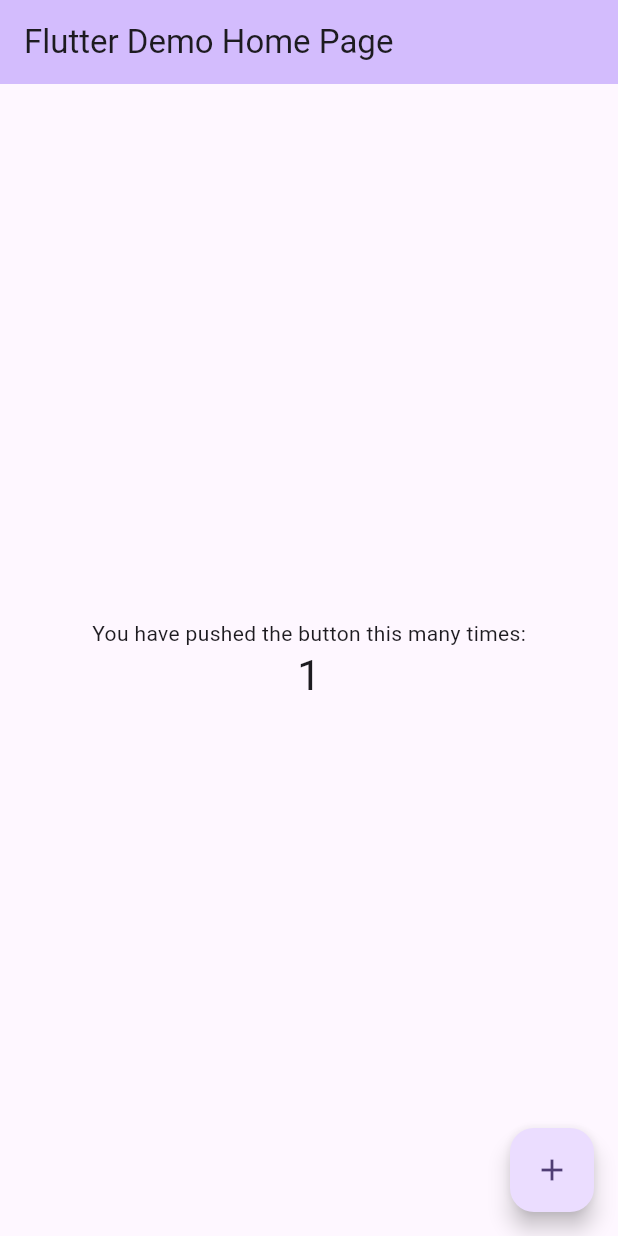
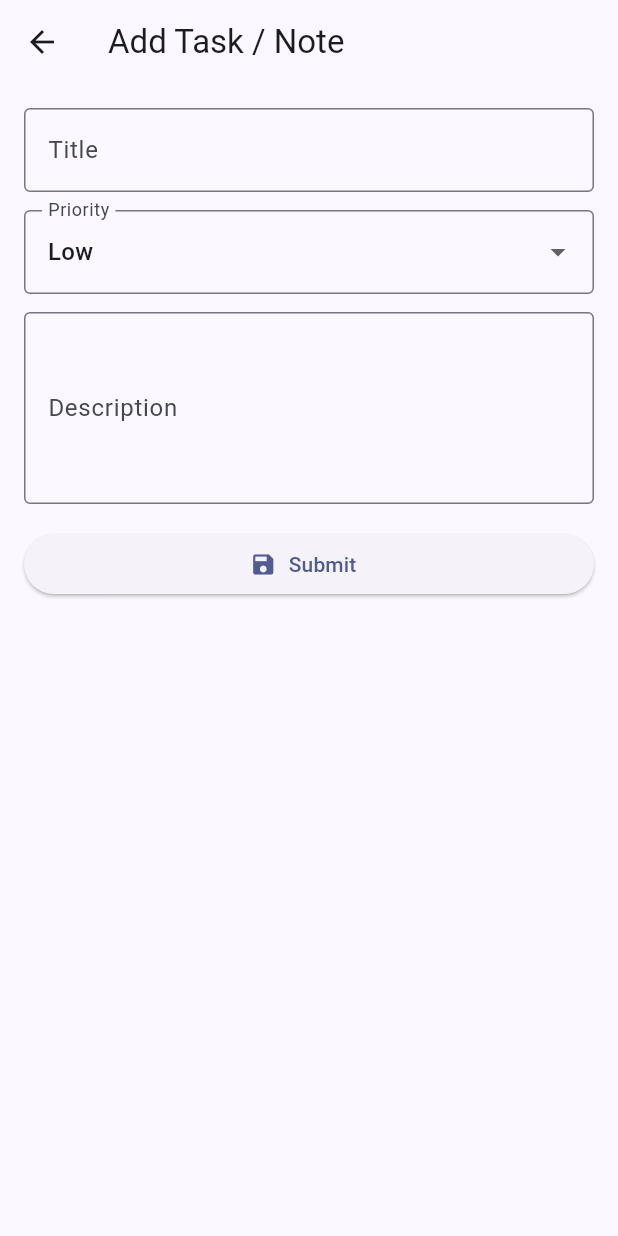
Before and after one commit to mugisachantal/flutter-task-notes-app, a Flutter app: the screen it shows after launch, after a tap on the "add" icon, on a phone screen of 412 x 824 dp. Run offline on Flutter 3.47's test engine with Material 3 defaults, Android fonts, the phone set to English and light mode, and no system bars.

Commit message:
feat(task2): add HomeScreen with column layout, sample list and TaskFormScreen navigation

```diff
--- a/lib/main.dart
+++ b/lib/main.dart
@@ -1,122 +1,26 @@
 import 'package:flutter/material.dart';
+import 'screens/home_screen.dart';
+import 'screens/task_form_screen.dart';
 
 void main() {
-  runApp(const MyApp());
+  runApp(const TaskNotesApp());
 }
 
-class MyApp extends StatelessWidget {
-  const MyApp({super.key});
+class TaskNotesApp extends StatelessWidget {
+  const TaskNotesApp({super.key});
 
-  // This widget is the root of your application.
   @override
   Widget build(BuildContext context) {
     return MaterialApp(
-      title: 'Flutter Demo',
+      title: 'Task Notes Manager',
       theme: ThemeData(
-        // This is the theme of your application.
-        //
-        // TRY THIS: Try running your application with "flutter run". You'll see
-        // the application has a purple toolbar. Then, without quitting the app,
-        // try changing the seedColor in the colorScheme below to Colors.green
-        // and then invoke "hot reload" (save your changes or press the "hot
-        // reload" button in a Flutter-supported IDE, or press "r" if you used
-        // the command line to start the app).
-        //
-        // Notice that the counter didn't reset back to zero; the application
-        // state is not lost during the reload. To reset the state, use hot
-        // restart instead.
-        //
-        // This works for code too, not just values: Most code changes can be
-        // tested with just a hot reload.
-        colorScheme: ColorScheme.fromSeed(seedColor: Colors.deepPurple),
+        colorScheme: ColorScheme.fromSeed(seedColor: Colors.indigo),
+        useMaterial3: true,
       ),
-      home: const MyHomePage(title: 'Flutter Demo Home Page'),
+      routes: {
+        TaskFormScreen.route: (_) => const TaskFormScreen(),
+      },
+      home: const HomeScreen(),
     );
   }
 }
-
-class MyHomePage extends StatefulWidget {
-  const MyHomePage({super.key, required this.title});
-
-  // This widget is the home page of your application. It is stateful, meaning
-  // that it has a State object (defined below) that contains fields that affect
-  // how it looks.
-
-  // This class is the configuration for the state. It holds the values (in this
-  // case the title) provided by the parent (in this case the App widget) and
-  // used by the build method of the State. Fields in a Widget subclass are
-  // always marked "final".
-
-  final String title;
-
-  @override
-  State<MyHomePage> createState() => _MyHomePageState();
-}
-
-class _MyHomePageState extends State<MyHomePage> {
-  int _counter = 0;
-
-  void _incrementCounter() {
-    setState(() {
-      // This call to setState tells the Flutter framework that something has
-      // changed in this State, which causes it to rerun the build method below
-      // so that the display can reflect the updated values. If we changed
-      // _counter without calling setState(), then the build method would not be
-      // called again, and so nothing would appear to happen.
-      _counter++;
-    });
-  }
-
-  @override
-  Widget build(BuildContext context) {
-    // This method is rerun every time setState is called, for instance as done
-    // by the _incrementCounter method above.
-    //
-    // The Flutter framework has been optimized to make rerunning build methods
-    // fast, so that you can just rebuild anything that needs updating rather
-    // than having to individually change instances of widgets.
-    return Scaffold(
-      appBar: AppBar(
-        // TRY THIS: Try changing the color here to a specific color (to
-        // Colors.amber, perhaps?) and trigger a hot reload to see the AppBar
-        // change color while the other colors stay the same.
-        backgroundColor: Theme.of(context).colorScheme.inversePrimary,
-        // Here we take the value from the MyHomePage object that was created by
-        // the App.build method, and use it to set our appbar title.
-        title: Text(widget.title),
-      ),
-      body: Center(
-        // Center is a layout widget. It takes a single child and positions it
-        // in the middle of the parent.
-        child: Column(
-          // Column is also a layout widget. It takes a list of children and
-          // arranges them vertically. By default, it sizes itself to fit its
-          // children horizontally, and tries to be as tall as its parent.
-          //
-          // Column has various properties to control how it sizes itself and
-          // how it positions its children. Here we use mainAxisAlignment to
-          // center the children vertically; the main axis here is the vertical
-          // axis because Columns are vertical (the cross axis would be
-          // horizontal).
-          //
-          // TRY THIS: Invoke "debug painting" (choose the "Toggle Debug Paint"
-          // action in the IDE, or press "p" in the console), to see the
-          // wireframe for each widget.
-          mainAxisAlignment: MainAxisAlignment.center,
-          children: <Widget>[
-            const Text('You have pushed the button this many times:'),
-            Text(
-              '$_counter',
-              style: Theme.of(context).textTheme.headlineMedium,
-            ),
-          ],
-        ),
-      ),
-      floatingActionButton: FloatingActionButton(
-        onPressed: _incrementCounter,
-        tooltip: 'Increment',
-        child: const Icon(Icons.add),
-      ), // This trailing comma makes auto-formatting nicer for build methods.
-    );
-  }
-}
--- /dev/null
+++ b/lib/screens/home_screen.dart
@@ -0,0 +1,66 @@
+import 'package:flutter/material.dart';
+import 'task_form_screen.dart';
+
+class HomeScreen extends StatefulWidget {
+  const HomeScreen({super.key});
+
+  @override
+  State<HomeScreen> createState() => _HomeScreenState();
+}
+
+class _HomeScreenState extends State<HomeScreen> {
+  // Hardcoded sample items for Task 2 only.
+  final List<Map<String, String>> _items = [
+    {'title': 'Buy milk', 'priority': 'High', 'description': '2 litres from store'},
+    {'title': 'Study Flutter', 'priority': 'Medium', 'description': 'Finish UI chapter'},
+    {'title': 'Call John', 'priority': 'Low', 'description': 'Project sync up'},
+  ];
+
+  Future<void> _addItem() async {
+    final newItem = await Navigator.of(context).push<Map<String, String>>(
+      MaterialPageRoute(builder: (_) => const TaskFormScreen()),
+    );
+    if (newItem != null) {
+      setState(() => _items.insert(0, newItem));
+    }
+  }
+
+  @override
+  Widget build(BuildContext context) {
+    return Scaffold(
+      appBar: AppBar(title: const Text('My Tasks & Notes')),
+      body: Column(
+        children: [
+          const Padding(
+            padding: EdgeInsets.all(16.0),
+            child: Align(
+              alignment: Alignment.centerLeft,
+              child: Text(
+                'Welcome! Manage your tasks & notes below.',
+                style: TextStyle(fontSize: 16, fontWeight: FontWeight.w600),
+              ),
+            ),
+          ),
+          Expanded(
+            child: ListView.separated(
+              itemCount: _items.length,
+              separatorBuilder: (_, __) => const Divider(height: 1),
+              itemBuilder: (context, index) {
+                final item = _items[index];
+                return ListTile(
+                  leading: const Icon(Icons.note_alt_outlined),
+                  title: Text(item['title'] ?? ''),
+                  subtitle: Text('${item['priority']} • ${item['description']}'),
+                );
+              },
+            ),
+          ),
+        ],
+      ),
+      floatingActionButton: FloatingActionButton(
+        onPressed: _addItem,
+        child: const Icon(Icons.add),
+      ),
+    );
+  }
+}
--- /dev/null
+++ b/lib/screens/task_form_screen.dart
@@ -0,0 +1,77 @@
+import 'package:flutter/material.dart';
+
+class TaskFormScreen extends StatefulWidget {
+  static const route = '/task-form';
+  const TaskFormScreen({super.key});
+
+  @override
+  State<TaskFormScreen> createState() => _TaskFormScreenState();
+}
+
+class _TaskFormScreenState extends State<TaskFormScreen> {
+  final _formKey = GlobalKey<FormState>();
+  final _titleCtrl = TextEditingController();
+  final _descCtrl = TextEditingController();
+  String _priority = 'Low';
+
+  @override
+  void dispose() {
+    _titleCtrl.dispose();
+    _descCtrl.dispose();
+    super.dispose();
+  }
+
+  void _submit() {
+    if (!_formKey.currentState!.validate()) return;
+    Navigator.of(context).pop({
+      'title': _titleCtrl.text.trim(),
+      'description': _descCtrl.text.trim(),
+      'priority': _priority,
+    });
+  }
+
+  @override
+  Widget build(BuildContext context) {
+    return Scaffold(
+      appBar: AppBar(title: const Text('Add Task / Note')),
+      body: Padding(
+        padding: const EdgeInsets.all(16),
+        child: Form(
+          key: _formKey,
+          child: ListView(
+            children: [
+              TextFormField(
+                controller: _titleCtrl,
+                decoration: const InputDecoration(labelText: 'Title', border: OutlineInputBorder()),
+                validator: (v) => (v == null || v.trim().isEmpty) ? 'Enter a title' : null,
+              ),
+              const SizedBox(height: 12),
+              DropdownButtonFormField<String>(
+                value: _priority,
+                items: const [
+                  DropdownMenuItem(value: 'Low', child: Text('Low')),
+                  DropdownMenuItem(value: 'Medium', child: Text('Medium')),
+                  DropdownMenuItem(value: 'High', child: Text('High')),
+                ],
+                onChanged: (v) => setState(() => _priority = v ?? 'Low'),
+                decoration: const InputDecoration(labelText: 'Priority', border: OutlineInputBorder()),
+              ),
+              const SizedBox(height: 12),
+              TextFormField(
+                controller: _descCtrl,
+                maxLines: 4,
+                decoration: const InputDecoration(labelText: 'Description', border: OutlineInputBorder()),
+              ),
+              const SizedBox(height: 16),
+              ElevatedButton.icon(
+                onPressed: _submit,
+                icon: const Icon(Icons.save),
+                label: const Text('Submit'),
+              )
+            ],
+          ),
+        ),
+      ),
+    );
+  }
+}
```
